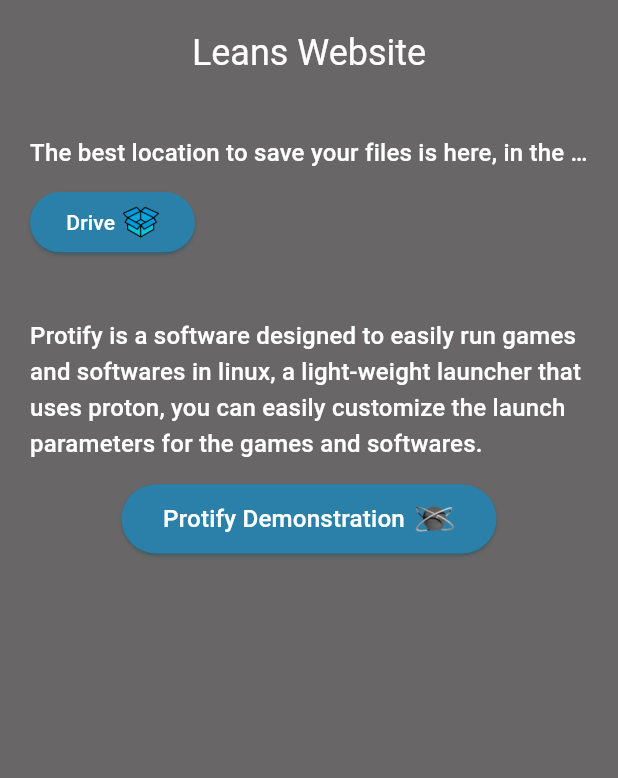
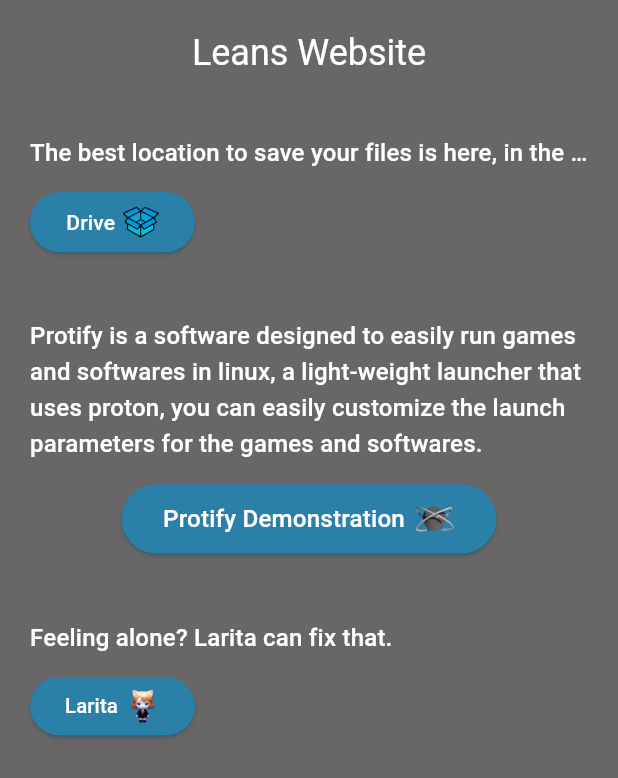
Before and after one commit to LeandroTheDev/LeandroTheDev, a Flutter app: the screen it shows after launch, on a phone screen of 412 x 824 dp. Shown: the top 778 px of the screen. Run offline on Flutter 3.47's test engine with Material 3 defaults, Android fonts, the phone set to English and light mode, and no system bars; our stand-ins replace dio, file_picker, photo_view, shared_preferences, video_player.

Commit message:
Larita 0.1

```diff
--- a/website/lib/components/utils.dart
+++ b/website/lib/components/utils.dart
@@ -1,5 +1,6 @@
 import 'package:flutter/material.dart';
 import 'package:leans/pages/drive/provider.dart';
+import 'package:leans/pages/larita/provider.dart';
 import 'package:provider/provider.dart';
 
 class Utils {
@@ -7,6 +8,8 @@ class Utils {
     switch (api) {
       case "drive":
         return Provider.of<DriveProvider>(context, listen: false);
+      case "larita":
+        return Provider.of<LaritaProvider>(context, listen: false);
       default:
         throw "API $api not found";
     }
--- a/website/lib/main.dart
+++ b/website/lib/main.dart
@@ -1,6 +1,7 @@
 import 'package:flutter/material.dart';
 import 'package:leans/pages/drive/home.dart';
 import 'package:leans/pages/drive/provider.dart';
+import 'package:leans/pages/larita/home.dart';
 import 'package:leans/pages/protify/home.dart';
 import 'package:provider/provider.dart';
 
@@ -64,9 +65,18 @@ class Leans extends StatelessWidget {
             color: colors["tertiary"],
           ),
           textTheme: TextTheme(
-            titleLarge: TextStyle(color: colors["tertiary"], fontSize: 24, overflow: TextOverflow.ellipsis),
-            titleMedium: TextStyle(color: colors["tertiary"], fontSize: 16, overflow: TextOverflow.ellipsis),
-            titleSmall: TextStyle(color: colors["tertiary"], fontSize: 6, overflow: TextOverflow.ellipsis),
+            titleLarge: TextStyle(
+                color: colors["tertiary"],
+                fontSize: 24,
+                overflow: TextOverflow.ellipsis),
+            titleMedium: TextStyle(
+                color: colors["tertiary"],
+                fontSize: 16,
+                overflow: TextOverflow.ellipsis),
+            titleSmall: TextStyle(
+                color: colors["tertiary"],
+                fontSize: 6,
+                overflow: TextOverflow.ellipsis),
           ),
           elevatedButtonTheme: ElevatedButtonThemeData(
             style: ElevatedButton.styleFrom(
@@ -85,8 +95,14 @@ class Leans extends StatelessWidget {
             ),
           ),
           dialogTheme: DialogTheme(
-            titleTextStyle: TextStyle(color: colors["tertiary"], fontSize: 24, overflow: TextOverflow.ellipsis),
-            contentTextStyle: TextStyle(color: colors["tertiary"], fontSize: 16, overflow: TextOverflow.ellipsis),
+            titleTextStyle: TextStyle(
+                color: colors["tertiary"],
+                fontSize: 24,
+                overflow: TextOverflow.ellipsis),
+            contentTextStyle: TextStyle(
+                color: colors["tertiary"],
+                fontSize: 16,
+                overflow: TextOverflow.ellipsis),
             backgroundColor: colors["primary"],
           ),
           dialogBackgroundColor: colors["primary"]),
@@ -94,6 +110,7 @@ class Leans extends StatelessWidget {
         "home": (context) => const HomeScreen(),
         "drive": (context) => const DriveHome(),
         "protify": (context) => const ProtifyHome(),
+        "larita": (context) => const LaritaHome(),
       },
       home: const HomeScreen(),
     );
@@ -128,7 +145,9 @@ class HomeScreen extends StatelessWidget {
                 width: screenSize.width,
                 padding: const EdgeInsets.all(20),
                 child: Column(
-                  crossAxisAlignment: screenSize.width < 1000 ? CrossAxisAlignment.start : CrossAxisAlignment.center,
+                  crossAxisAlignment: screenSize.width < 1000
+                      ? CrossAxisAlignment.start
+                      : CrossAxisAlignment.center,
                   children: [
                     //Drive Title
                     Text(
@@ -141,7 +160,8 @@ class HomeScreen extends StatelessWidget {
                       width: 110,
                       child: FittedBox(
                         child: ElevatedButton(
-                          onPressed: () => Navigator.pushNamed(context, "drive"),
+                          onPressed: () =>
+                              Navigator.pushNamed(context, "drive"),
                           child: Row(
                             children: [
                               const Text("Drive"),
@@ -178,7 +198,8 @@ class HomeScreen extends StatelessWidget {
                       width: 250,
                       child: FittedBox(
                         child: ElevatedButton(
-                          onPressed: () => Navigator.pushNamed(context, "protify"),
+                          onPressed: () =>
+                              Navigator.pushNamed(context, "protify"),
                           child: Row(
                             children: [
                               const Text("Protify Demonstration"),
@@ -196,6 +217,45 @@ class HomeScreen extends StatelessWidget {
                   ],
                 ),
               ),
+              //Larita
+              Container(
+                width: screenSize.width,
+                padding: const EdgeInsets.all(20),
+                child: Column(
+                  crossAxisAlignment: screenSize.width < 1000
+                      ? CrossAxisAlignment.start
+                      : CrossAxisAlignment.center,
+                  children: [
+                    //Larita Title
+                    Text(
+                      "Feeling alone? Larita can fix that.",
+                      style: Theme.of(context).textTheme.titleMedium,
+                    ),
+                    const SizedBox(height: 10),
+                    //Drive Button
+                    SizedBox(
+                      width: 110,
+                      child: FittedBox(
+                        child: ElevatedButton(
+                          onPressed: () =>
+                              Navigator.pushNamed(context, "larita"),
+                          child: Row(
+                            children: [
+                              const Text("Larita"),
+                              const SizedBox(width: 5),
+                              SizedBox(
+                                height: 24,
+                                width: 24,
+                                child: Image.asset("assets/larita/icon.png"),
+                              ),
+                            ],
+                          ),
+                        ),
+                      ),
+                    ),
+                  ],
+                ),
+              ),
             ],
           ),
         ),
--- a/website/pubspec.yaml
+++ b/website/pubspec.yaml
@@ -30,4 +30,6 @@ flutter:
     - assets/drive/
     # Protify
     - assets/protify/
+    # Larita
+    - assets/larita/
   uses-material-design: true
```
Also changed, not shown: website/lib/components/dialogs.dart (+120 -10 lines), website/lib/pages/larita/home.dart (added, +15 -0 lines), website/lib/pages/larita/provider.dart (added, +18 -0 lines), website/assets/larita/icon.png (added), 3 other files.
